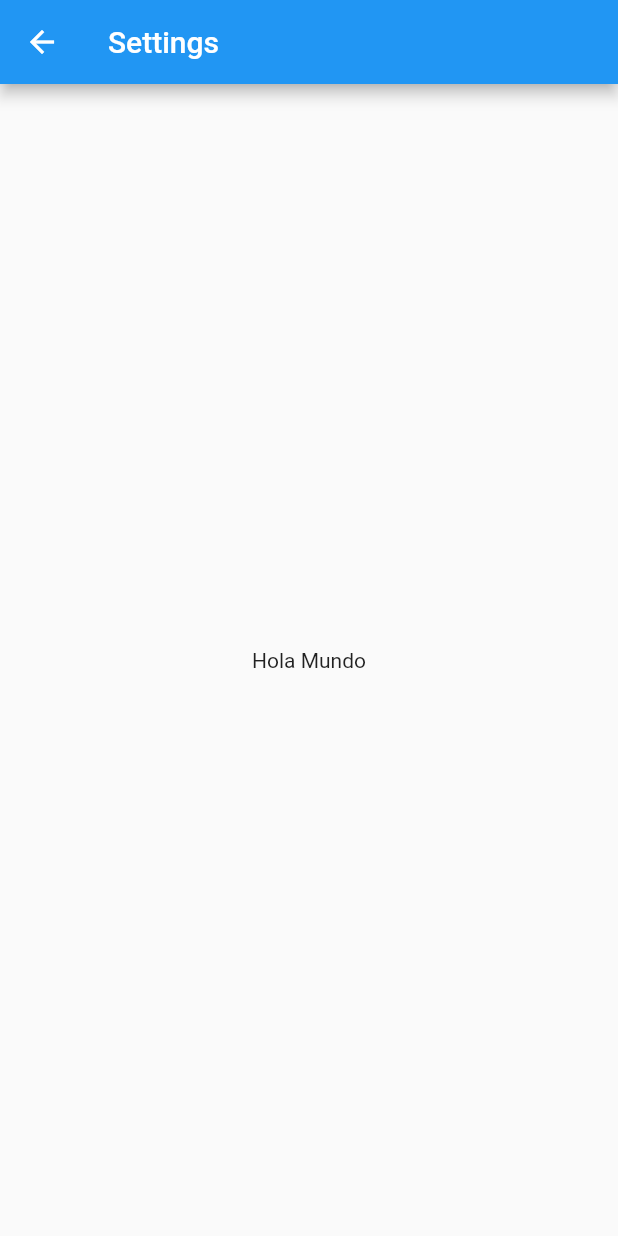
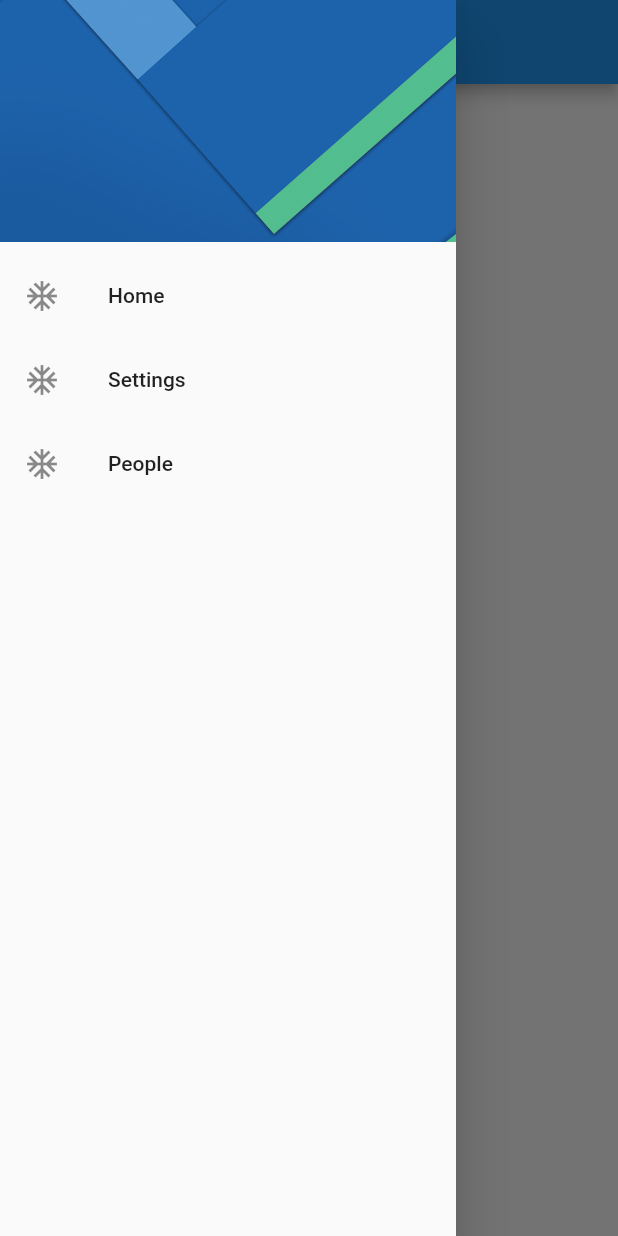
Before and after one commit to Viqui-Alaro/preferences_usuario, a Flutter app: the SettingScreen screen opened by its route, with the side drawer open (before the commit the screen has no drawer), on a phone screen of 412 x 824 dp. Run offline on Flutter 3.47's test engine with Material 2 defaults, Android fonts, the phone set to English and light mode, and no system bars.

Commit message:
navegacion con navigation y asi se realizo la implementacion con drawer

```diff
--- a/lib/screens/home_screen.dart
+++ b/lib/screens/home_screen.dart
@@ -1,6 +1,7 @@
 
 
 import 'package:flutter/material.dart';
+import 'package:flutter_preferences/widgets/widgets.dart';
 
 
 class HomeScreen extends StatelessWidget {
@@ -15,7 +16,7 @@
       appBar: AppBar(
         title: const Text('Home'),
       ),
-      drawer: Container(color: Colors.white,),
+      drawer: const SideMenu(),
       body:const Center(
         child: Text('Hola Mundo'),
      ),
--- a/lib/screens/settings_screen.dart
+++ b/lib/screens/settings_screen.dart
@@ -2,6 +2,7 @@
 
 
 import 'package:flutter/material.dart';
+import 'package:flutter_preferences/widgets/side_menu.dart';
 
 
 class SettingScreen extends StatelessWidget {
@@ -16,6 +17,7 @@
       appBar: AppBar(
         title: const Text('Settings'),
       ),
+      drawer: const SideMenu(),
       body: const Center(
         child: Text('Hola Mundo'),
      ),
--- /dev/null
+++ b/lib/widgets/side_menu.dart
@@ -0,0 +1,61 @@
+import 'package:flutter/material.dart';
+import 'package:flutter_preferences/screens/screens.dart';
+
+
+class SideMenu extends StatelessWidget {
+
+    const SideMenu ({Key? key}): super(key: key);
+
+  @override
+  Widget build(BuildContext context) {
+    return Drawer(
+      child: ListView(
+        padding: EdgeInsets.zero,
+        children: [
+          _DrawerHeader(),
+          ListTile(
+            leading: const Icon(Icons.ac_unit),
+            title: const Text('Home'),
+            onTap: () => {
+
+                Navigator.pushReplacementNamed(context, HomeScreen.routerName)
+            },
+          ),
+          ListTile(
+            leading: const Icon(Icons.ac_unit),
+            title: const Text('Settings'),
+            onTap: () => {
+                Navigator.pushReplacementNamed(context, SettingScreen.routerName)
+            },
+          ),
+          ListTile(
+            leading: const Icon(Icons.ac_unit),
+            title: const Text('People'),
+            onTap: () => {
+
+            },
+          )
+        ],
+      ),
+    );
+  }
+
+
+
+}
+class _DrawerHeader extends StatelessWidget {
+  const _DrawerHeader({
+    Key? key,
+  }) : super(key: key);
+
+  @override
+  Widget build(BuildContext context) {
+    return DrawerHeader(
+      child: Container(),
+      decoration: const BoxDecoration(
+        image: DecorationImage(image: AssetImage('assets/menu-img.jpg'),
+        fit: BoxFit.cover)
+      ),
+    );
+  }
+}
--- /dev/null
+++ b/lib/widgets/widgets.dart
@@ -0,0 +1 @@
+export 'package:flutter_preferences/widgets/side_menu.dart';
--- a/pubspec.yaml
+++ b/pubspec.yaml
@@ -45,8 +45,8 @@
   uses-material-design: true
 
   # To add assets to your application, add an assets section, like this:
-  # assets:
-  #   - images/a_dot_burr.jpeg
+  assets:
+    - assets/
   #   - images/a_dot_ham.jpeg
 
   # An image asset can refer to one or more resolution-specific "variants", see
```
Also changed, not shown: assets/menu-img.jpg (added).
